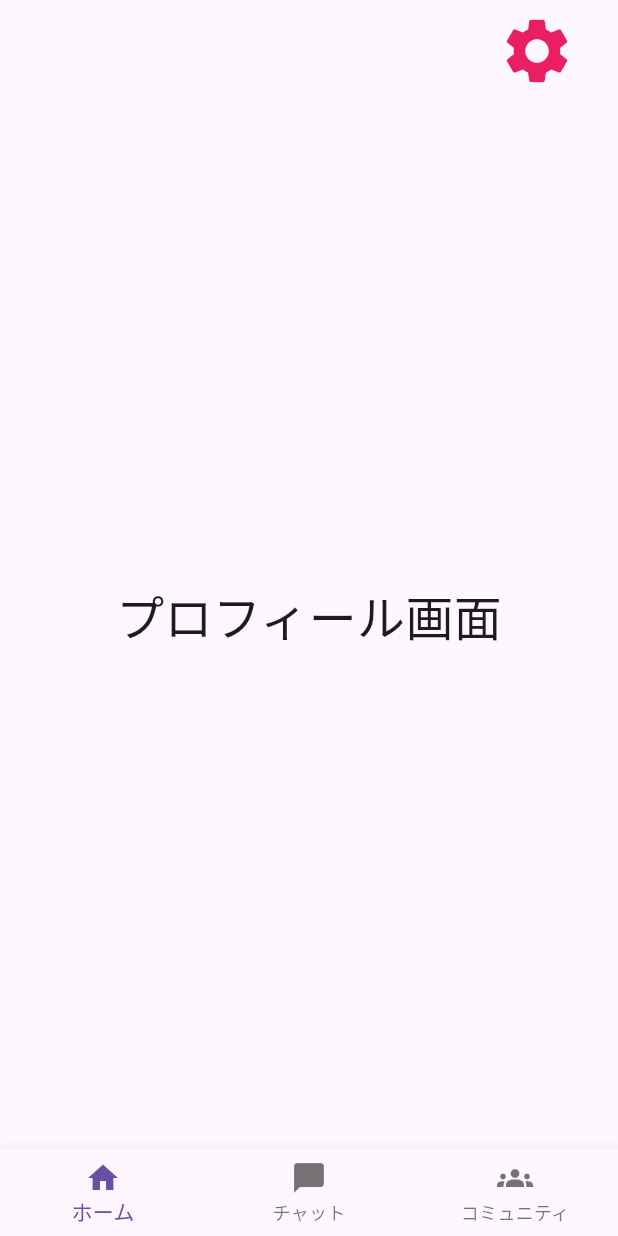
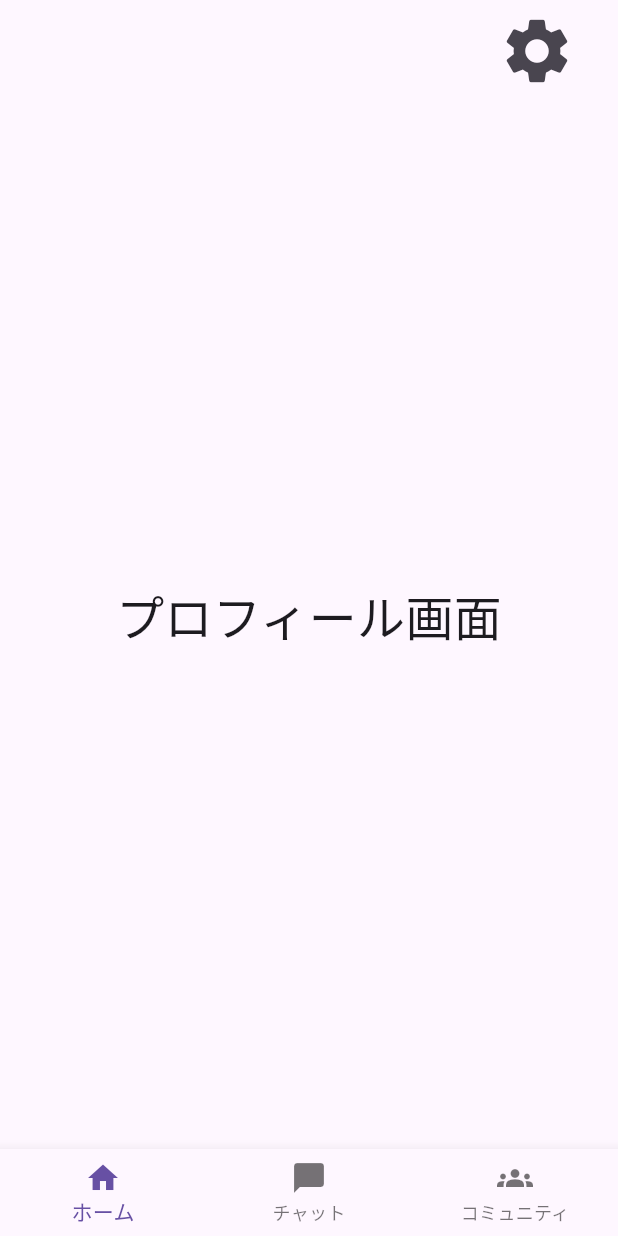
Before and after one commit to m-tkt/Lily, a Flutter app: the screen it shows after launch, on a phone screen of 412 x 824 dp. Run offline on Flutter 3.47's test engine with Material 3 defaults, Android fonts, the phone set to English and light mode, and no system bars.

Commit message:
設定アイコンのホバー時の背景色修正

```diff
--- a/lib/src/components/setting_btn.dart
+++ b/lib/src/components/setting_btn.dart
@@ -18,8 +18,8 @@ class SettingBtn extends StatelessWidget {
       },
       // 表示アイコン
       icon: const Icon(Icons.settings),
-      // アイコン色
-      color: Colors.pink,
+      highlightColor: Colors.transparent,
+      hoverColor: Colors.transparent,
       // サイズ
       iconSize: 52,
     );
```
